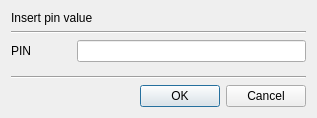
jykim74/CertMan, file CertMan/pin_dlg.ui: the form before one commit.
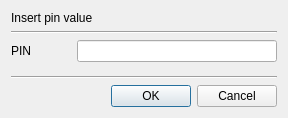
The form after the commit.

Diff of the .ui file:
```diff
--- a/CertMan/pin_dlg.ui
+++ b/CertMan/pin_dlg.ui
@@ -6,7 +6,7 @@
    <rect>
     <x>0</x>
     <y>0</y>
-    <width>317</width>
+    <width>286</width>
     <height>118</height>
    </rect>
   </property>
@@ -48,6 +48,12 @@
      </item>
      <item row="0" column="1">
       <widget class="QLineEdit" name="mPinText">
+       <property name="minimumSize">
+        <size>
+         <width>200</width>
+         <height>0</height>
+        </size>
+       </property>
        <property name="echoMode">
         <enum>QLineEdit::Password</enum>
        </property>
```
